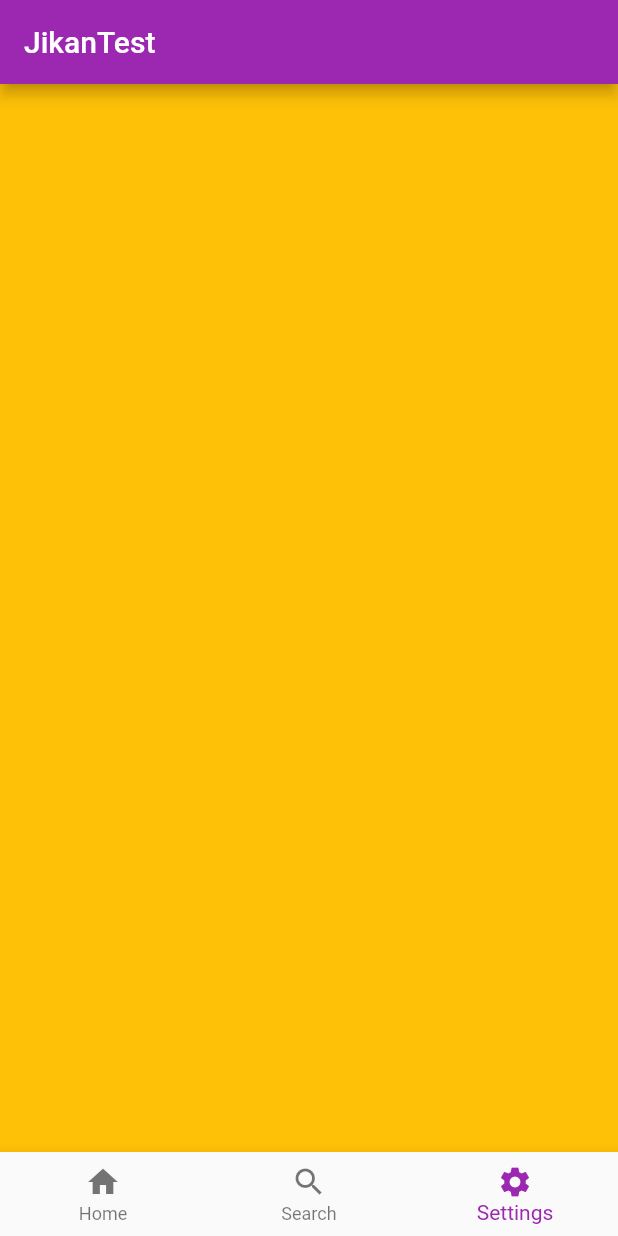
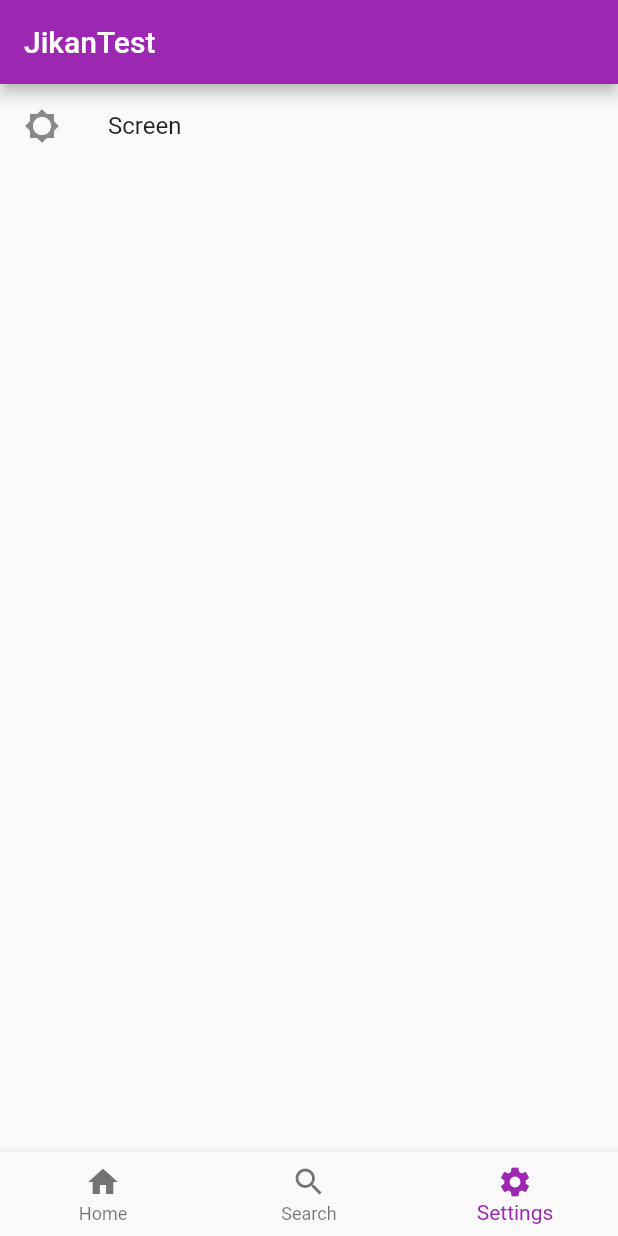
Before and after one commit to 9kimgu/jikanganai, a Flutter app: the screen it shows after launch, item 3 of the bottom bar chosen, on a phone screen of 412 x 824 dp. Run offline on Flutter 3.47's test engine with Material 2 defaults, Android fonts, the phone set to English and light mode, and no system bars; missing offline and left inert: jikan_dart.

Commit message:
implemented listview for the settings screen

```diff
--- a/lib/main.dart
+++ b/lib/main.dart
@@ -51,8 +51,8 @@ class _MyHomePageState extends State<MyHomePage> {
   int _currentIndex = 0;
   final List<Widget> _children =[
     PlaceholderWidget2(Colors.purple),
-    searchWidget(),
-    PlaceholderWidget(Colors.amber),
+    SearchWidget(),
+    SettingsWidget(),
   ];
 
   @override
--- a/lib/searchView.dart
+++ b/lib/searchView.dart
@@ -1,6 +1,6 @@
 import 'package:flutter/material.dart';
 
-class searchWidget extends StatelessWidget{
+class SearchWidget extends StatelessWidget{
   @override
   Widget build(BuildContext context) {
     return ListView.separated(
--- a/lib/settingsView.dart
+++ b/lib/settingsView.dart
@@ -1,14 +1,15 @@
 import 'package:flutter/material.dart';
 
-class PlaceholderWidget extends StatelessWidget {
-  final Color color;
-
-  PlaceholderWidget(this.color);
-
+class SettingsWidget extends StatelessWidget {
   @override
   Widget build(BuildContext context) {
-    return Container(
-      color: color,
+    return ListView(
+      children: const <Widget>[
+        ListTile(
+          leading: Icon(Icons.brightness_5),
+          title: Text('Screen'),
+        )
+    ]
     );
   }
 }
```
